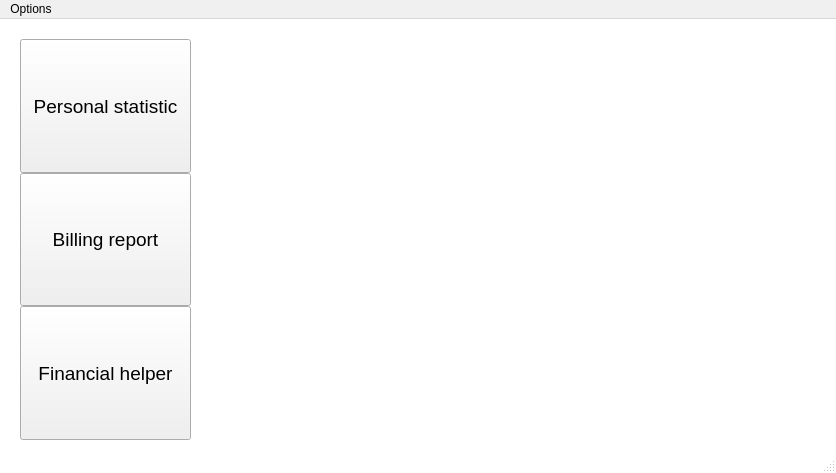
Above: mainwindow.ui from ihareal/budgeting before the change. Below: the same form after it.
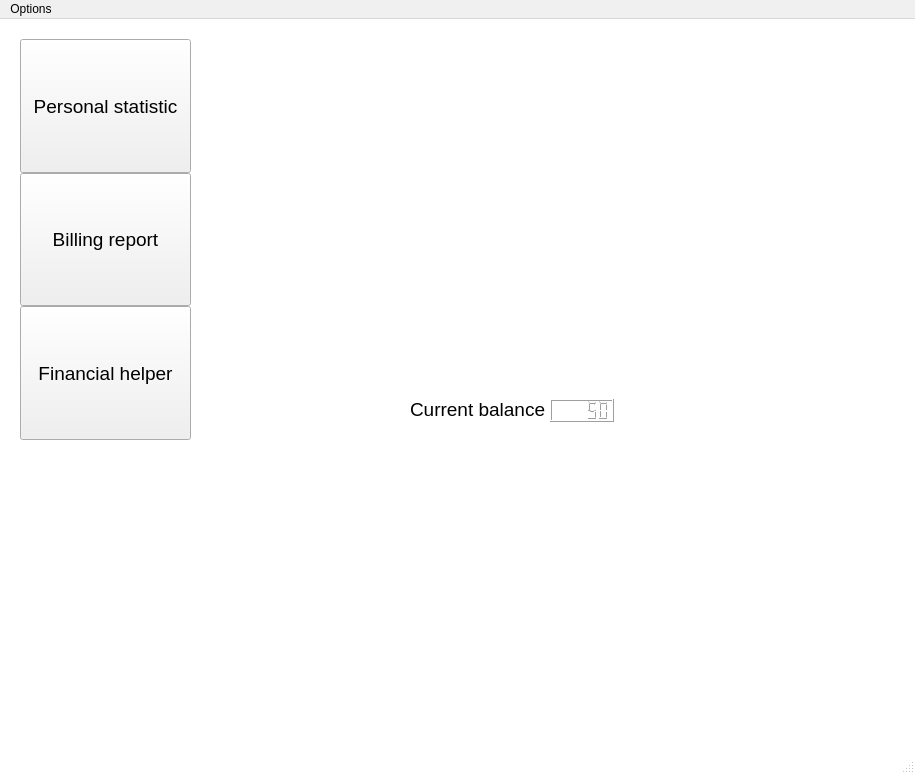
That is the form after the change. The open tabs and pages were chosen to show the change.

Commit message: Fix layout and color of active buttons

```diff
--- a/mainwindow.ui
+++ b/mainwindow.ui
@@ -6,8 +6,8 @@
    <rect>
     <x>0</x>
     <y>0</y>
-    <width>836</width>
-    <height>473</height>
+    <width>915</width>
+    <height>774</height>
    </rect>
   </property>
   <property name="font">
@@ -2751,8 +2751,8 @@
        <widget class="QStackedWidget" name="userPageStackedWidget">
         <property name="geometry">
          <rect>
-          <x>230</x>
-          <y>30</y>
+          <x>240</x>
+          <y>20</y>
           <width>611</width>
           <height>401</height>
          </rect>
@@ -2760,21 +2760,81 @@
         <property name="currentIndex">
          <number>0</number>
         </property>
-        <widget class="QWidget" name="chartPage"/>
+        <widget class="QWidget" name="chartPage">
+         <widget class="QWidget" name="gridLayoutWidget">
+          <property name="geometry">
+           <rect>
+            <x>9</x>
+            <y>19</y>
+            <width>601</width>
+            <height>321</height>
+           </rect>
+          </property>
+          <layout class="QGridLayout" name="gridLayout"/>
+         </widget>
+         <widget class="QLabel" name="label_15">
+          <property name="geometry">
+           <rect>
+            <x>170</x>
+            <y>360</y>
+            <width>141</width>
+            <height>21</height>
+           </rect>
+          </property>
+          <property name="font">
+           <font>
+            <family>Segoe UI</family>
+            <pointsize>14</pointsize>
+           </font>
+          </property>
+          <property name="text">
+           <string>Current balance</string>
+          </property>
+         </widget>
+         <widget class="QLCDNumber" name="lcdNumber">
+          <property name="geometry">
+           <rect>
+            <x>310</x>
+            <y>360</y>
+            <width>64</width>
+            <height>23</height>
+           </rect>
+          </property>
+          <property name="font">
+           <font>
+            <family>Segoe UI</family>
+            <pointsize>14</pointsize>
+           </font>
+          </property>
+          <property name="styleSheet">
+           <string notr="true">#lcdNumber{
+	color: black;
+
+}</string>
+          </property>
+          <property name="frameShape">
+           <enum>QFrame::Box</enum>
+          </property>
+          <property name="frameShadow">
+           <enum>QFrame::Raised</enum>
+          </property>
+          <property name="lineWidth">
+           <number>1</number>
+          </property>
+          <property name="smallDecimalPoint">
+           <bool>true</bool>
+          </property>
+          <property name="value" stdset="0">
+           <double>50.000000000000000</double>
+          </property>
+          <property name="intValue" stdset="0">
+           <number>50</number>
+          </property>
+         </widget>
+        </widget>
         <widget class="QWidget" name="billingReportPage"/>
         <widget class="QWidget" name="financialHelperPage"/>
        </widget>
-       <widget class="QWidget" name="gridLayoutWidget">
-        <property name="geometry">
-         <rect>
-          <x>210</x>
-          <y>20</y>
-          <width>611</width>
-          <height>401</height>
-         </rect>
-        </property>
-        <layout class="QGridLayout" name="gridLayout_2"/>
-       </widget>
       </widget>
      </widget>
     </item>
@@ -2785,7 +2845,7 @@
     <rect>
      <x>0</x>
      <y>0</y>
-     <width>836</width>
+     <width>915</width>
      <height>20</height>
     </rect>
    </property>
```
Left out of the diff: 123 changed lines with no effect on the pictures. The commit also changes 1 other file.
